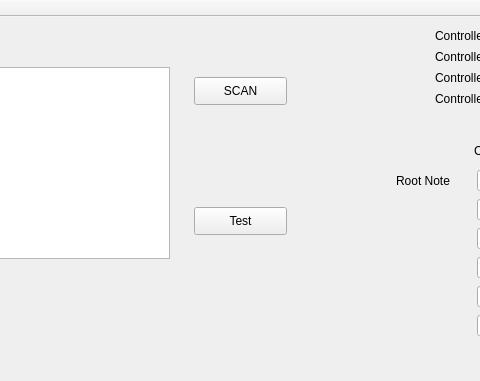
Before: the Qt Designer form dev/Xbox_360_Midi_Controller/Xbox_360_Midi_Controller/guiMain.ui in JRB-Useless-Inventions/GuitarHeroMidiMapper, drawn with Qt 5; both pictures show x 126 to 606 and y 0 to 381 of the 929 by 658 pixel window.
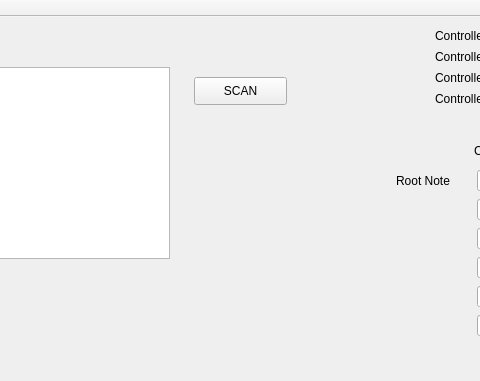
After: the same form once the commit is applied. Icons and pictures are not drawn.

Commit message: Working midi output

```diff
--- a/dev/Xbox_360_Midi_Controller/Xbox_360_Midi_Controller/guiMain.ui
+++ b/dev/Xbox_360_Midi_Controller/Xbox_360_Midi_Controller/guiMain.ui
@@ -37,34 +37,6 @@
      <string>SCAN</string>
     </property>
    </widget>
-   <widget class="QPushButton" name="midiMessageTest">
-    <property name="geometry">
-     <rect>
-      <x>320</x>
-      <y>190</y>
-      <width>93</width>
-      <height>28</height>
-     </rect>
-    </property>
-    <property name="focusPolicy">
-     <enum>Qt::NoFocus</enum>
-    </property>
-    <property name="autoFillBackground">
-     <bool>false</bool>
-    </property>
-    <property name="text">
-     <string>Test</string>
-    </property>
-    <property name="checkable">
-     <bool>true</bool>
-    </property>
-    <property name="autoExclusive">
-     <bool>true</bool>
-    </property>
-    <property name="flat">
-     <bool>false</bool>
-    </property>
-   </widget>
    <widget class="QWidget" name="formLayoutWidget">
     <property name="geometry">
      <rect>
```
Left out of the diff: 1 changed line with no effect on the pictures. The commit also changes 6 other files.
